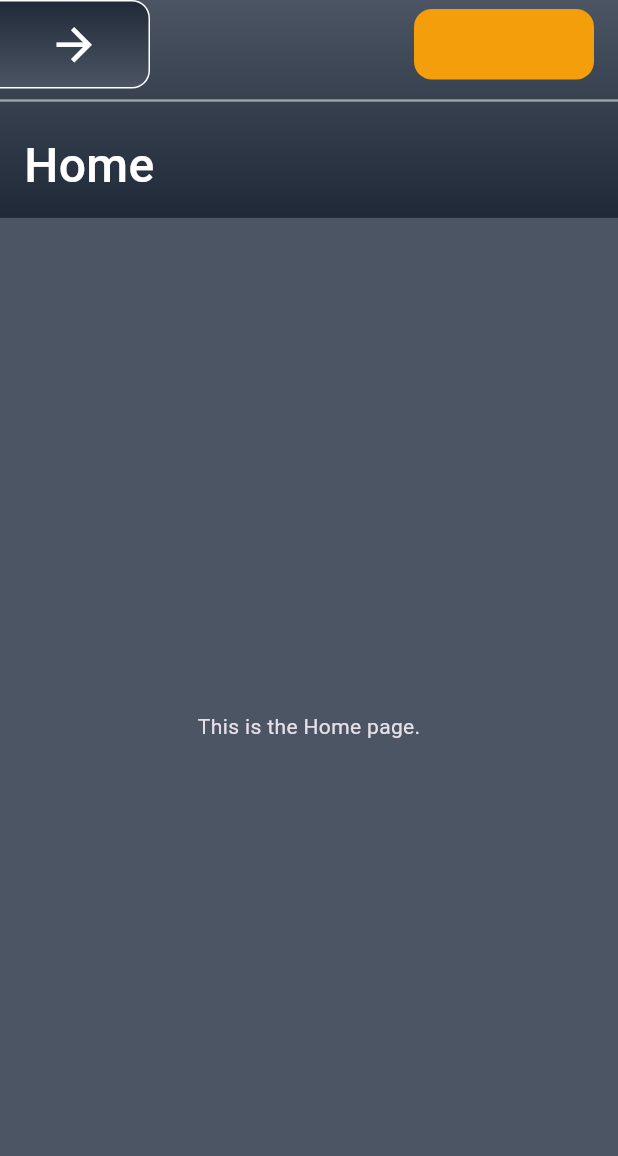
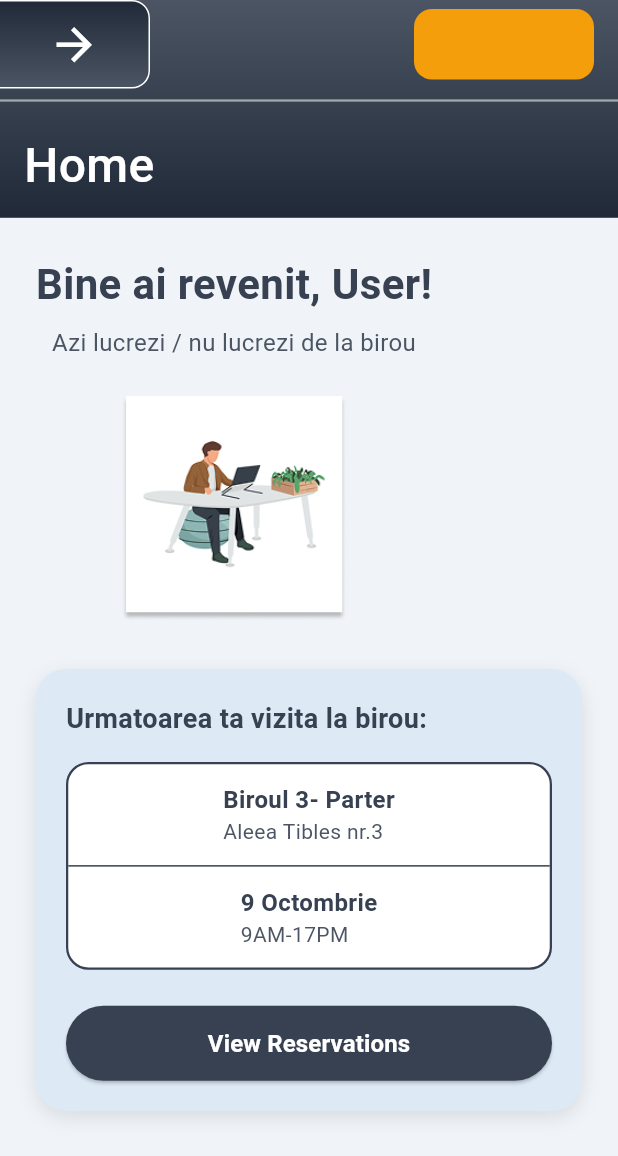
Before and after one commit to ITSSBackToSchool/echipa-3-mobile, a Flutter app: the screen it shows after launch, on a phone screen of 412 x 824 dp. Shown: the top 1156 px of the screen. Run offline on Flutter 3.47's test engine with Material 3 defaults, Android fonts, the phone set to English and light mode, and no system bars; our stand-ins replace table_calendar, weather_icons.

Commit message:
Working on Home Page, Traffic Page Finished

```diff
--- a/lib/main.dart
+++ b/lib/main.dart
@@ -51,11 +51,160 @@ class MyHomePage extends StatefulWidget {
 class _MyHomePageState extends State<MyHomePage> {
   @override
   Widget build(BuildContext context) {
-    return const Scaffold(
-      appBar: CustomAppBar(title: 'Home'),
-      drawer: CustomDrawer(),
-      body: Center(
-        child: Text('This is the Home page.'),
+    return Scaffold(
+      backgroundColor: const Color(0xFFF0F4F8), // Light grey background
+      appBar: const CustomAppBar(title: 'Home'),
+      drawer: const CustomDrawer(),
+      body: SingleChildScrollView(
+        padding: const EdgeInsets.all(24.0),
+        child: Column(
+          crossAxisAlignment: CrossAxisAlignment.start,
+          children: [
+            _buildWelcomeHeader(),
+            const SizedBox(height: 32),
+            _buildNextVisitCard(context),
+          ],
+        ),
+      ),
+    );
+  }
+
+  /// Builds the top welcome section with text and an image.
+  Widget _buildWelcomeHeader() {
+    return Column( // Changed from Row to Column
+      crossAxisAlignment: CrossAxisAlignment.center, // Center items horizontally
+      children: [
+        const Text(
+          'Bine ai revenit, User!',
+          style: TextStyle(
+            fontSize: 28,
+            fontWeight: FontWeight.bold,
+            color: Color(0xFF374151),
+          ),
+          textAlign: TextAlign.center,
+        ),
+        const SizedBox(height: 8),
+        const Text(
+          'Azi lucrezi / nu lucrezi de la birou',
+          style: TextStyle(
+            fontSize: 16,
+            color: Color(0xFF4B5563),
+          ),
+          textAlign: TextAlign.center,
+        ),
+        const SizedBox(height: 24), // Added space between text and image
+        Image.asset( // This widget is not const
+          'assets/images/working_man.png',
+          height: 150, // Slightly larger for better visibility
+          fit: BoxFit.contain,
+        ),
+      ],
+    );
+  }
+
+  /// Builds the card showing details about the next office visit.
+  Widget _buildNextVisitCard(BuildContext context) {
+    return Container(
+      padding: const EdgeInsets.all(20.0),
+      decoration: BoxDecoration(
+        color: const Color(0xFFDDEAF6), // Light blue background
+        borderRadius: BorderRadius.circular(20.0),
+        boxShadow: [
+          BoxShadow(
+            color: Colors.black.withOpacity(0.1),
+            blurRadius: 10,
+            offset: const Offset(0, 4),
+          ),
+        ],
+      ),
+      child: Column(
+        crossAxisAlignment: CrossAxisAlignment.start,
+        children: [
+          const Text(
+            'Urmatoarea ta vizita la birou:',
+            style: TextStyle(
+              fontSize: 18,
+              fontWeight: FontWeight.bold,
+              color: Color(0xFF374151),
+            ),
+          ),
+          const SizedBox(height: 16),
+          _buildVisitDetails(),
+          const SizedBox(height: 24),
+          ElevatedButton(
+            onPressed: () {
+              Navigator.pushNamed(context, '/my-bookings');
+            },
+            style: ElevatedButton.styleFrom(
+              backgroundColor: const Color(0xFF374151), // Dark button color
+              foregroundColor: Colors.white,
+              minimumSize: const Size(double.infinity, 50),
+              shape: RoundedRectangleBorder(
+                borderRadius: BorderRadius.circular(25.0),
+              ),
+            ),
+            child: const Text(
+              'View Reservations',
+              style: TextStyle(fontSize: 16, fontWeight: FontWeight.w600),
+            ),
+          ),
+        ],
+      ),
+    );
+  }
+
+  /// Builds the inner container with specific visit details.
+  Widget _buildVisitDetails() {
+    return Container( // FIXED: Removed 'const' from here
+      decoration: BoxDecoration(
+        color: Colors.white,
+        borderRadius: BorderRadius.circular(15.0),
+        border: Border.all(color: const Color(0xFF374151), width: 1.5),
+      ),
+      child: const Column( // This 'const' is fine as its children are const
+        children: [
+          Padding(
+            padding: EdgeInsets.all(12.0),
+            child: Column(
+              crossAxisAlignment: CrossAxisAlignment.start,
+              children: [
+                Text(
+                  'Biroul 3- Parter',
+                  style: TextStyle(
+                    fontWeight: FontWeight.bold,
+                    fontSize: 16,
+                    color: Color(0xFF374151),
+                  ),
+                ),
+                Text(
+                  'Aleea Tibles nr.3',
+                  style: TextStyle(color: Color(0xFF4B5563)),
+                ),
+              ],
+            ),
+          ),
+          Divider(color: Color(0xFF374151), height: 1.5),
+          Padding(
+            padding: EdgeInsets.all(12.0),
+            child: Column(
+              crossAxisAlignment: CrossAxisAlignment.start,
+              children: [
+                Text(
+                  '9 Octombrie',
+                  style: TextStyle(
+                    fontWeight: FontWeight.bold,
+                    fontSize: 16,
+                    color: Color(0xFF374151),
+                  ),
+                ),
+                Text(
+                  '9AM-17PM',
+                  style: TextStyle(color: Color(0xFF4B5563)),
+                ),
+              ],
+            ),
+          ),
+        ],
       ),
     );
   }
--- a/lib/screens/traffic_info_page.dart
+++ b/lib/screens/traffic_info_page.dart
@@ -121,9 +121,11 @@ class TrafficInfoPage extends StatelessWidget {
         ],
       ),
       child: TextField(
+        style: const TextStyle(color: Color(0xFF4B5563)), // This sets the input text color
         decoration: InputDecoration(
           prefixIcon: Icon(icon, color: const Color(0xFF374151)),
           hintText: label,
+          hintStyle: const TextStyle(color: Color(0xFF4B5563)),
           filled: true,
           fillColor: Colors.transparent, // Set to transparent as the Container provides the color
           enabledBorder: OutlineInputBorder( // Border when enabled
--- a/pubspec.yaml
+++ b/pubspec.yaml
@@ -58,7 +58,8 @@ flutter:
   # included with your application, so that you can use the icons in
   # the material Icons class.
   uses-material-design: true
-
+  assets:
+    - assets/images/
   # To add assets to your application, add an assets section, like this:
   # assets:
   #   - images/a_dot_burr.jpeg
```
Also changed, not shown: assets/images/working_man.png (added).
